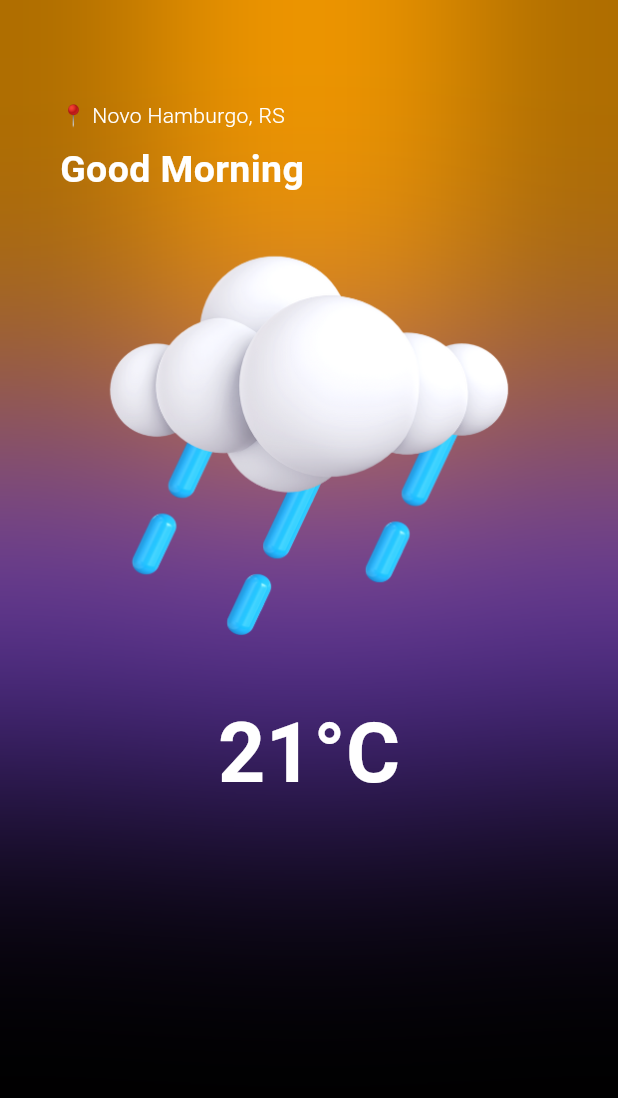
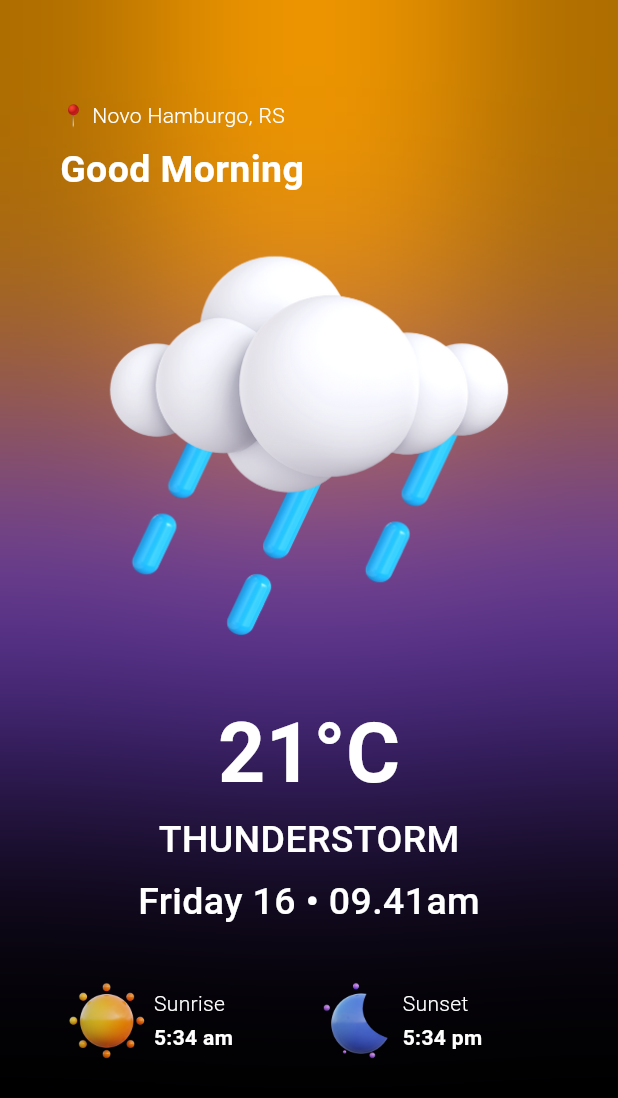
Before and after one commit to Victor-Zarzar/weather-flutter, a Flutter app: the screen it shows after launch, on a phone screen of 412 x 824 dp. Shown: the top 1098 px of the screen. Run offline on Flutter 3.47's test engine with Material 3 defaults, Android fonts, the phone set to English and light mode, and no system bars; our stand-ins replace bloc, equatable.

Commit message:
create new variable color, and updates in home page

```diff
--- a/lib/components/app_theme.dart
+++ b/lib/components/app_theme.dart
@@ -31,3 +31,9 @@ class TextColor {
 
   static Color get secondaryColor => const Color(0x00000000);
 }
+
+class DividerLine {
+  DividerLine._();
+
+  static Color get primaryColor => const Color(0xFF9E9E9E);
+}
--- a/lib/pages/home_page.dart
+++ b/lib/pages/home_page.dart
@@ -98,6 +98,97 @@ class HomePage extends StatelessWidget {
                         ),
                       ),
                     ),
+                    Center(
+                      child: Text(
+                        'THUNDERSTORM',
+                        style: TextStyle(
+                          color: TextColor.primaryColor,
+                          fontSize: 25,
+                          fontWeight: FontWeight.w500,
+                        ),
+                      ),
+                    ),
+                    const SizedBox(height: 5),
+                    Center(
+                      child: Text(
+                        'Friday 16 • 09.41am',
+                        style: TextStyle(
+                          color: TextColor.primaryColor,
+                          fontSize: 25,
+                          fontWeight: FontWeight.w500,
+                        ),
+                      ),
+                    ),
+                    const SizedBox(height: 30),
+                    Row(
+                      mainAxisAlignment: MainAxisAlignment.spaceBetween,
+                      children: [
+                        Row(
+                          children: [
+                            Image.asset(
+                              'lib/assets/11.png',
+                              scale: 8,
+                            ),
+                            const SizedBox(height: 5),
+                            Column(
+                              crossAxisAlignment: CrossAxisAlignment.start,
+                              children: [
+                                Text(
+                                  'Sunrise',
+                                  style: TextStyle(
+                                    color: TextColor.primaryColor,
+                                    fontWeight: FontWeight.w300,
+                                  ),
+                                ),
+                                const SizedBox(height: 3),
+                                Text(
+                                  '5:34 am',
+                                  style: TextStyle(
+                                    color: TextColor.primaryColor,
+                                    fontWeight: FontWeight.w700,
+                                  ),
+                                ),
+                              ],
+                            ),
+                          ],
+                        ),
+                        Row(
+                          children: [
+                            Image.asset(
+                              'lib/assets/12.png',
+                              scale: 8,
+                            ),
+                            const SizedBox(height: 5),
+                            Column(
+                              crossAxisAlignment: CrossAxisAlignment.start,
+                              children: [
+                                Text(
+                                  'Sunset',
+                                  style: TextStyle(
+                                    color: TextColor.primaryColor,
+                                    fontWeight: FontWeight.w300,
+                                  ),
+                                ),
+                                const SizedBox(height: 3),
+                                Text(
+                                  '5:34 pm',
+                                  style: TextStyle(
+                                    color: TextColor.primaryColor,
+                                    fontWeight: FontWeight.w700,
+                                  ),
+                                ),
+                              ],
+                            ),
+                          ],
+                        ),
+                        Padding(
+                          padding: const EdgeInsets.symmetric(vertical: 5.0),
+                          child: Divider(
+                            color: DividerLine.primaryColor,
+                          ),
+                        ),
+                      ],
+                    ),
                   ],
                 ),
               ),
```
